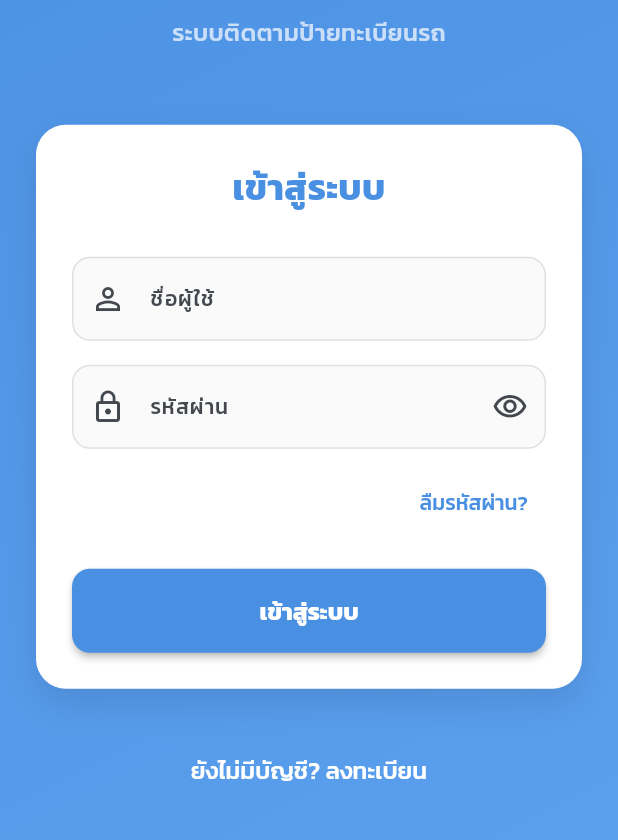
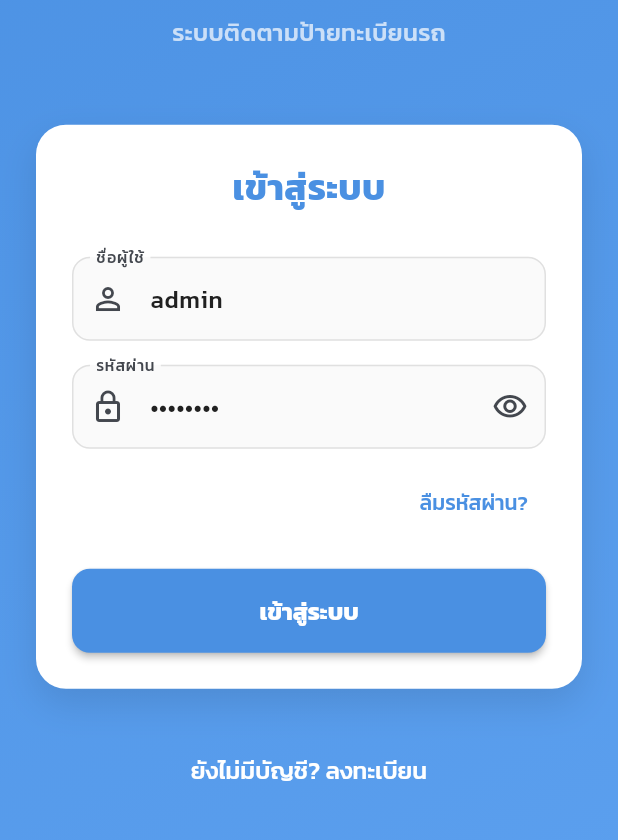
Before and after one commit to somkheartk/smart-mobile-lpr, a Flutter app: the screen it shows after launch, on a phone screen of 412 x 824 dp, the part 347-1187 px from its top. Run offline on Flutter 3.47's test engine with Material 3 defaults, Android fonts, the phone set to English and light mode, and no system bars; our stand-ins replace camera, fl_chart; accounts and stored records are empty.

Commit message:
Refactor initState method to initialize username and password controllers

```diff
--- a/lib/pages/login_page.dart
+++ b/lib/pages/login_page.dart
@@ -14,6 +14,13 @@ class _LoginPageState extends State<LoginPage> {
   final _usernameController = TextEditingController();
   final _passwordController = TextEditingController();
   bool _obscurePassword = true;
+
+  @override
+  initState() {
+    super.initState();
+    _usernameController.text = 'admin';
+    _passwordController.text = 'admin123';
+  }
 
   @override
   Widget build(BuildContext context) {
```
